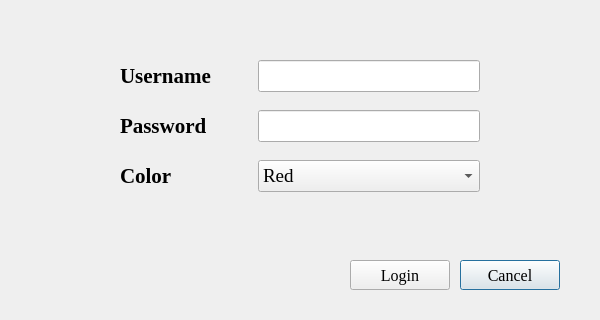
The window that ui/login_ui.ui (SarvarRahimi/Mensch_Sarvar) describes before a commit, drawn with Qt 5.
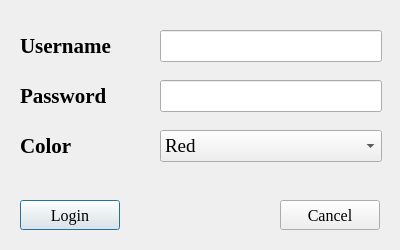
The same window after the commit. Icons and pictures are not drawn.

```diff
--- a/ui/login_ui.ui
+++ b/ui/login_ui.ui
@@ -6,8 +6,8 @@
    <rect>
     <x>0</x>
     <y>0</y>
-    <width>600</width>
-    <height>320</height>
+    <width>400</width>
+    <height>250</height>
    </rect>
   </property>
   <property name="windowTitle">
@@ -16,8 +16,8 @@
   <widget class="QPushButton" name="cancel_btn">
    <property name="geometry">
     <rect>
-     <x>460</x>
-     <y>260</y>
+     <x>280</x>
+     <y>200</y>
      <width>100</width>
      <height>30</height>
     </rect>
@@ -31,12 +31,15 @@
    <property name="text">
     <string>Cancel</string>
    </property>
+   <property name="autoDefault">
+    <bool>false</bool>
+   </property>
   </widget>
   <widget class="QLabel" name="color_label">
    <property name="geometry">
     <rect>
-     <x>120</x>
-     <y>160</y>
+     <x>20</x>
+     <y>130</y>
      <width>68</width>
      <height>31</height>
     </rect>
@@ -60,8 +63,8 @@
   <widget class="QLineEdit" name="username_line_edit">
    <property name="geometry">
     <rect>
-     <x>258</x>
-     <y>60</y>
+     <x>160</x>
+     <y>30</y>
      <width>222</width>
      <height>32</height>
     </rect>
@@ -79,8 +82,8 @@
   <widget class="QLineEdit" name="password_line_edit">
    <property name="geometry">
     <rect>
-     <x>258</x>
-     <y>110</y>
+     <x>160</x>
+     <y>80</y>
      <width>222</width>
      <height>32</height>
     </rect>
@@ -98,8 +101,8 @@
   <widget class="QPushButton" name="login_btn">
    <property name="geometry">
     <rect>
-     <x>350</x>
-     <y>260</y>
+     <x>20</x>
+     <y>200</y>
      <width>100</width>
      <height>30</height>
     </rect>
@@ -113,12 +116,15 @@
    <property name="text">
     <string>Login</string>
    </property>
+   <property name="default">
+    <bool>false</bool>
+   </property>
   </widget>
   <widget class="QLabel" name="username_label">
    <property name="geometry">
     <rect>
-     <x>120</x>
-     <y>60</y>
+     <x>20</x>
+     <y>30</y>
      <width>118</width>
      <height>31</height>
     </rect>
@@ -142,8 +148,8 @@
   <widget class="QComboBox" name="color_combo_box">
    <property name="geometry">
     <rect>
-     <x>258</x>
-     <y>160</y>
+     <x>160</x>
+     <y>130</y>
      <width>222</width>
      <height>32</height>
     </rect>
@@ -195,8 +201,8 @@
   <widget class="QLabel" name="password_label">
    <property name="geometry">
     <rect>
-     <x>120</x>
-     <y>110</y>
+     <x>20</x>
+     <y>80</y>
      <width>113</width>
      <height>31</height>
     </rect>
```
Left out of the diff: 17 changed lines with no effect on the pictures.
